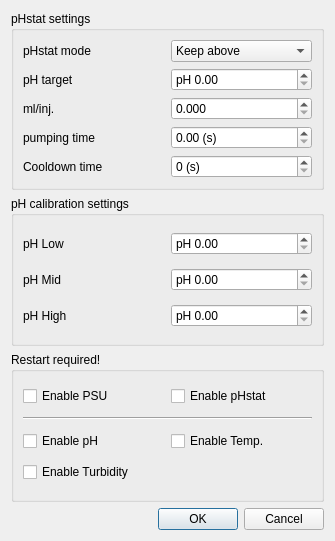
ArJKloek/ElectropHstat, file electrophstat/gui/settings_dialog.ui: the form before one commit.
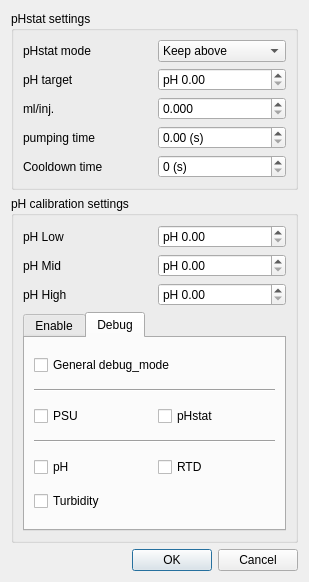
The form after the commit. The open tabs and pages were chosen to show the change.

Commit message: settings window update with debug

What changed in the file:
```diff
--- a/electrophstat/gui/settings_dialog.ui
+++ b/electrophstat/gui/settings_dialog.ui
@@ -6,24 +6,14 @@
    <rect>
     <x>0</x>
     <y>0</y>
-    <width>335</width>
-    <height>541</height>
+    <width>309</width>
+    <height>582</height>
    </rect>
   </property>
   <property name="windowTitle">
    <string>Setting Options</string>
   </property>
   <layout class="QGridLayout" name="gridLayout">
-   <item row="3" column="0">
-    <widget class="QDialogButtonBox" name="buttonBox">
-     <property name="orientation">
-      <enum>Qt::Horizontal</enum>
-     </property>
-     <property name="standardButtons">
-      <set>QDialogButtonBox::Cancel|QDialogButtonBox::Ok</set>
-     </property>
-    </widget>
-   </item>
    <item row="0" column="0">
     <widget class="QGroupBox" name="groupBox">
      <property name="title">
@@ -131,6 +121,19 @@
       <string>pH calibration settings</string>
      </property>
      <layout class="QGridLayout" name="gridLayout_3">
+      <item row="0" column="1">
+       <widget class="QDoubleSpinBox" name="ds_cfg_pH_low">
+        <property name="prefix">
+         <string>pH </string>
+        </property>
+        <property name="maximum">
+         <double>14.000000000000000</double>
+        </property>
+        <property name="singleStep">
+         <double>0.010000000000000</double>
+        </property>
+       </widget>
+      </item>
       <item row="0" column="0">
        <widget class="QLabel" name="lb_cfg_pH_low">
         <property name="text">
@@ -138,19 +141,6 @@
         </property>
        </widget>
       </item>
-      <item row="0" column="1">
-       <widget class="QDoubleSpinBox" name="ds_cfg_pH_low">
-        <property name="prefix">
-         <string>pH </string>
-        </property>
-        <property name="maximum">
-         <double>14.000000000000000</double>
-        </property>
-        <property name="singleStep">
-         <double>0.010000000000000</double>
-        </property>
-       </widget>
-      </item>
       <item row="2" column="0">
        <widget class="QLabel" name="lb_cfg_pH_high">
         <property name="text">
@@ -191,14 +181,21 @@
         </property>
        </widget>
       </item>
-     </layout>
-    </widget>
-   </item>
-   <item row="2" column="0">
-    <widget class="QGroupBox" name="groupBox_3">
-     <property name="title">
-      <string>Restart required!</string>
-     </property>
+      <item row="3" column="0" colspan="2">
+       <widget class="QTabWidget" name="tabWidget_3">
+        <property name="toolTip">
+         <string/>
+        </property>
+        <property name="currentIndex">
+         <number>0</number>
+        </property>
+        <widget class="QWidget" name="tabWidget_3Page1" native="true">
+         <attribute name="title">
+          <string>Enable</string>
+         </attribute>
+         <attribute name="toolTip">
+          <string>Will enable/disable from program</string>
+         </attribute>
      <layout class="QGridLayout" name="gridLayout_4">
       <item row="1" column="0" colspan="2">
        <widget class="Line" name="line">
@@ -217,7 +214,7 @@
       <item row="2" column="1">
        <widget class="QCheckBox" name="cb_enable_temp_sensor">
         <property name="text">
-         <string>Enable Temp.</string>
+             <string>Enable RTD</string>
         </property>
        </widget>
       </item>
@@ -235,7 +232,7 @@
         </property>
        </widget>
       </item>
-      <item row="3" column="0">
+          <item row="3" column="0" colspan="2">
        <widget class="QCheckBox" name="cb_enable_turbidity_sensor">
         <property name="text">
          <string>Enable Turbidity</string>
@@ -243,6 +240,86 @@
        </widget>
       </item>
      </layout>
+        </widget>
+        <widget class="QWidget" name="tab">
+         <attribute name="title">
+          <string>Debug</string>
+         </attribute>
+         <attribute name="toolTip">
+          <string>Will enable/disable debug mode</string>
+         </attribute>
+         <layout class="QGridLayout" name="gridLayout_5">
+          <item row="2" column="0">
+           <widget class="QCheckBox" name="cb_debug_PSU">
+            <property name="text">
+             <string>PSU</string>
+            </property>
+           </widget>
+          </item>
+          <item row="2" column="1">
+           <widget class="QCheckBox" name="cb_debug_pHstat">
+            <property name="text">
+             <string>pHstat</string>
+            </property>
+           </widget>
+          </item>
+          <item row="4" column="0" colspan="2">
+           <widget class="Line" name="line_2">
+            <property name="orientation">
+             <enum>Qt::Horizontal</enum>
+            </property>
+           </widget>
+          </item>
+          <item row="5" column="0">
+           <widget class="QCheckBox" name="cb_debug_pH">
+            <property name="text">
+             <string>pH</string>
+            </property>
+           </widget>
+          </item>
+          <item row="5" column="1">
+           <widget class="QCheckBox" name="cb_debug_RTD">
+            <property name="text">
+             <string>RTD</string>
+            </property>
+           </widget>
+          </item>
+          <item row="1" column="0" colspan="2">
+           <widget class="Line" name="line_3">
+            <property name="orientation">
+             <enum>Qt::Horizontal</enum>
+            </property>
+           </widget>
+          </item>
+          <item row="6" column="0" colspan="2">
+           <widget class="QCheckBox" name="cb_debug_turbidity">
+            <property name="text">
+             <string>Turbidity</string>
+            </property>
+           </widget>
+          </item>
+          <item row="0" column="0" colspan="2">
+           <widget class="QCheckBox" name="cb_debug_mode">
+            <property name="text">
+             <string>General debug_mode</string>
+            </property>
+           </widget>
+          </item>
+         </layout>
+        </widget>
+       </widget>
+      </item>
+     </layout>
+    </widget>
+   </item>
+   <item row="3" column="0">
+    <widget class="QDialogButtonBox" name="buttonBox">
+     <property name="orientation">
+      <enum>Qt::Horizontal</enum>
+     </property>
+     <property name="standardButtons">
+      <set>QDialogButtonBox::Cancel|QDialogButtonBox::Ok</set>
+     </property>
     </widget>
    </item>
   </layout>
```
Lines whose indentation alone changed are shown as unchanged. The commit also changes 4 other files.
